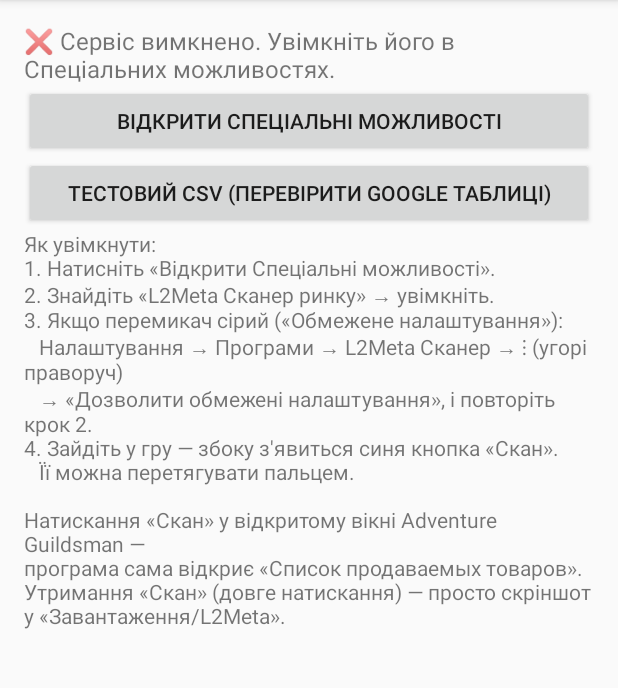
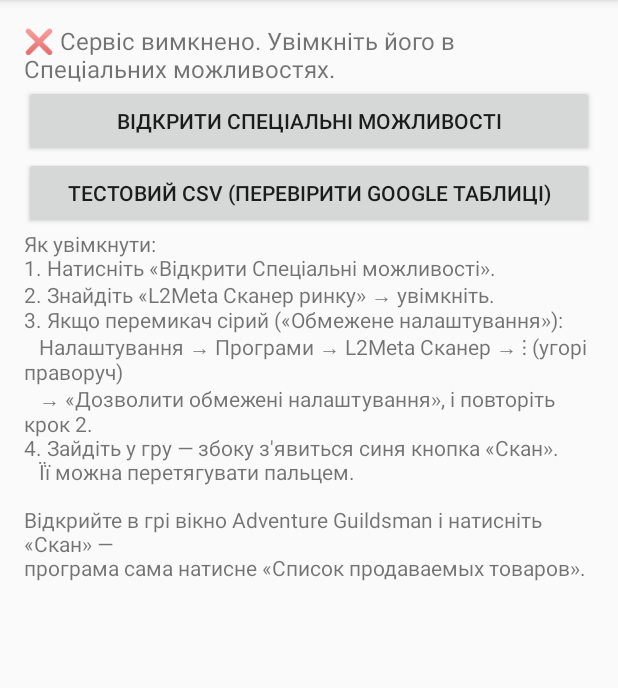
Before and after one commit to maximriken/rf2meta, an Android app: the screen it shows after launch (MainActivity), on a phone screen of 412 x 824 dp, the part 84-772 px from its top. Run offline under Robolectric (Android 15) with nearby library versions, the phone set to English and light mode, and no system bars.

Commit message:
Скан лише відкриває «Список продаваемых товаров», без збереження скріншотів
Co-Authored-By: Claude Opus 5.5 <noreply@anthropic.com>
Claude-Session: https://claude.ai/code/session_01G9WrEZxTKWJ32ZrCcZM1Pa

```diff
--- a/app/build.gradle.kts
+++ b/app/build.gradle.kts
@@ -11,8 +11,8 @@ android {
         applicationId = "net.l2meta.scanner"
         minSdk = 30          // takeScreenshot() з AccessibilityService з'явився в Android 11
         targetSdk = 35
-        versionCode = 2
-        versionName = "0.2"
+        versionCode = 3
+        versionName = "0.3"
     }
 
     // Постійний ключ підпису: кожна нова збірка ставиться поверх старої без видалення.
--- a/app/src/main/java/net/l2meta/scanner/MainActivity.kt
+++ b/app/src/main/java/net/l2meta/scanner/MainActivity.kt
@@ -31,10 +31,8 @@ class MainActivity : AppCompatActivity() {
                 4. Зайдіть у гру — збоку з'явиться синя кнопка «Скан».
                    Її можна перетягувати пальцем.
 
-                Натискання «Скан» у відкритому вікні Adventure Guildsman —
-                програма сама відкриє «Список продаваемых товаров».
-                Утримання «Скан» (довге натискання) — просто скріншот
-                у «Завантаження/L2Meta».
+                Відкрийте в грі вікно Adventure Guildsman і натисніть «Скан» —
+                програма сама натисне «Список продаваемых товаров».
             """.trimIndent()
         }
 
```
Also changed, not shown: app/src/main/java/net/l2meta/scanner/OverlayButton.kt (+1 -8 lines), app/src/main/java/net/l2meta/scanner/ScannerService.kt (+8 -36 lines).
